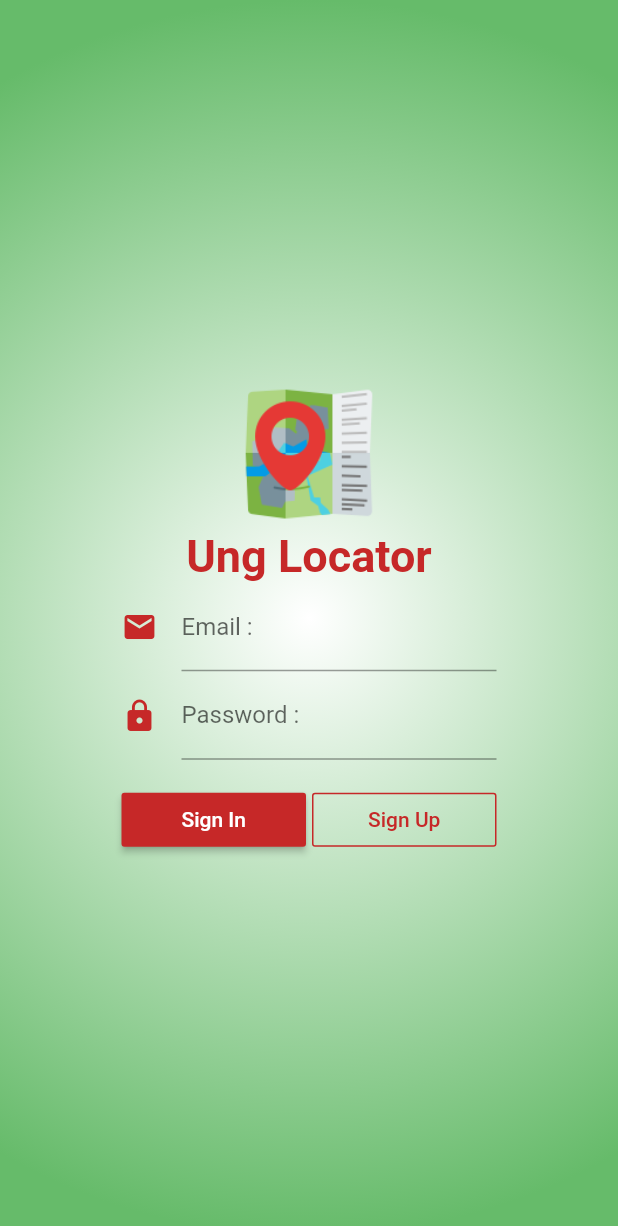
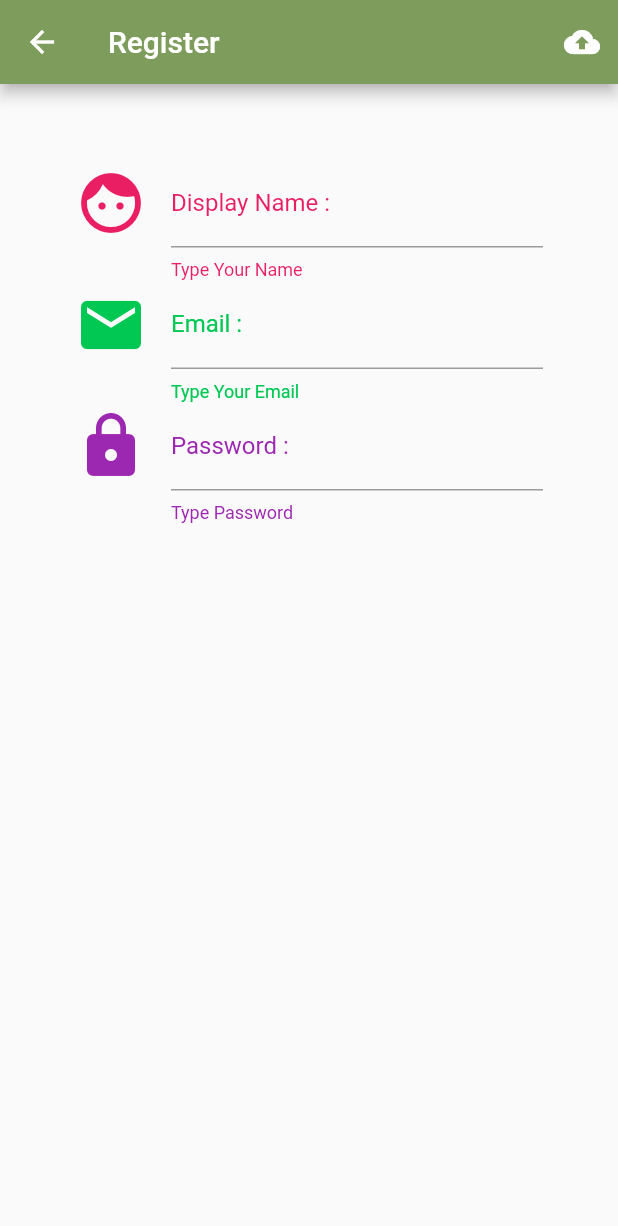
Before and after one commit to masterUNG/UngLocator, a Flutter app: the screen it shows after launch, after a tap on "Sign Up", on a phone screen of 412 x 824 dp. Shown: the top 1226 px of the screen. Run offline on Flutter 3.47's test engine with Material 2 defaults, Android fonts, the phone set to English and light mode, and no system bars.

Commit message:
Design UI Register Success

```diff
--- a/lib/screens/home.dart
+++ b/lib/screens/home.dart
@@ -1,4 +1,6 @@
 import 'package:flutter/material.dart';
+import 'package:ung_locator/screens/my_style.dart';
+import 'package:ung_locator/screens/register.dart';
 
 class Home extends StatefulWidget {
   @override
@@ -17,7 +19,10 @@ class _HomeState extends State<Home> {
           'Sign Up',
           style: TextStyle(color: Colors.red[800]),
         ),
-        onPressed: () {},
+        onPressed: () {
+          MaterialPageRoute materialPageRoute = MaterialPageRoute(builder: (BuildContext context) => Register());
+          Navigator.of(context).push(materialPageRoute);
+        },
       ),
     );
   }
@@ -103,7 +108,7 @@ class _HomeState extends State<Home> {
         child: Container(
           decoration: BoxDecoration(
             gradient: RadialGradient(
-              colors: [Colors.white, Colors.green[400]],radius: 1.0,
+              colors: [Colors.white, MyStyle().myMainColor],radius: 1.0,
             ),
           ),
           child: Center(
--- /dev/null
+++ b/lib/screens/my_style.dart
@@ -0,0 +1,15 @@
+import 'package:flutter/painting.dart';
+
+class MyStyle {
+
+  MyStyle();
+
+  Color myTextColor = Color.fromARGB(255, 229, 57, 53);
+  Color myMainColor = Color.fromARGB(255, 126, 156, 92);
+
+  double h1 = 30.0;
+  double h2 = 18.0;
+
+
+
+}
--- /dev/null
+++ b/lib/screens/register.dart
@@ -0,0 +1,88 @@
+import 'package:flutter/material.dart';
+import 'package:ung_locator/screens/my_style.dart';
+
+class Register extends StatefulWidget {
+  @override
+  _RegisterState createState() => _RegisterState();
+}
+
+class _RegisterState extends State<Register> {
+  // Explicit
+
+  // Method
+  Widget nameText() {
+    return TextFormField(
+      decoration: InputDecoration(
+        icon: Icon(
+          Icons.face,
+          size: 48.0,
+          color: Colors.pink,
+        ),
+        labelText: 'Display Name :',
+        labelStyle: TextStyle(color: Colors.pink),
+        helperText: 'Type Your Name',
+        helperStyle: TextStyle(color: Colors.pink),
+      ),
+    );
+  }
+
+  Widget emailText() {
+    return TextFormField(keyboardType: TextInputType.emailAddress,
+      decoration: InputDecoration(
+        icon: Icon(
+          Icons.email,
+          size: 48.0,
+          color: Colors.greenAccent[700],
+        ),
+        labelText: 'Email :',
+        labelStyle: TextStyle(color: Colors.greenAccent[700]),
+        helperText: 'Type Your Email',
+        helperStyle: TextStyle(color: Colors.greenAccent[700]),
+      ),
+    );
+  }
+
+  Widget passwordText() {
+    return TextFormField(
+      decoration: InputDecoration(
+        icon: Icon(
+          Icons.lock,
+          size: 48.0,
+          color: Colors.purple,
+        ),
+        labelText: 'Password :',
+        labelStyle: TextStyle(color: Colors.purple),
+        helperText: 'Type Password',
+        helperStyle: TextStyle(color: Colors.purple),
+      ),
+    );
+  }
+
+  Widget content() {
+    return ListView(
+      padding: EdgeInsets.all(50.0),
+      children: <Widget>[
+        nameText(),emailText(), passwordText(),
+      ],
+    );
+  }
+
+  Widget registerButton() {
+    return IconButton(
+      icon: Icon(Icons.cloud_upload),
+      onPressed: () {},
+    );
+  }
+
+  @override
+  Widget build(BuildContext context) {
+    return Scaffold(
+      appBar: AppBar(
+        backgroundColor: MyStyle().myMainColor,
+        title: Text('Register'),
+        actions: <Widget>[registerButton()],
+      ),
+      body: content(),
+    );
+  }
+}
```
